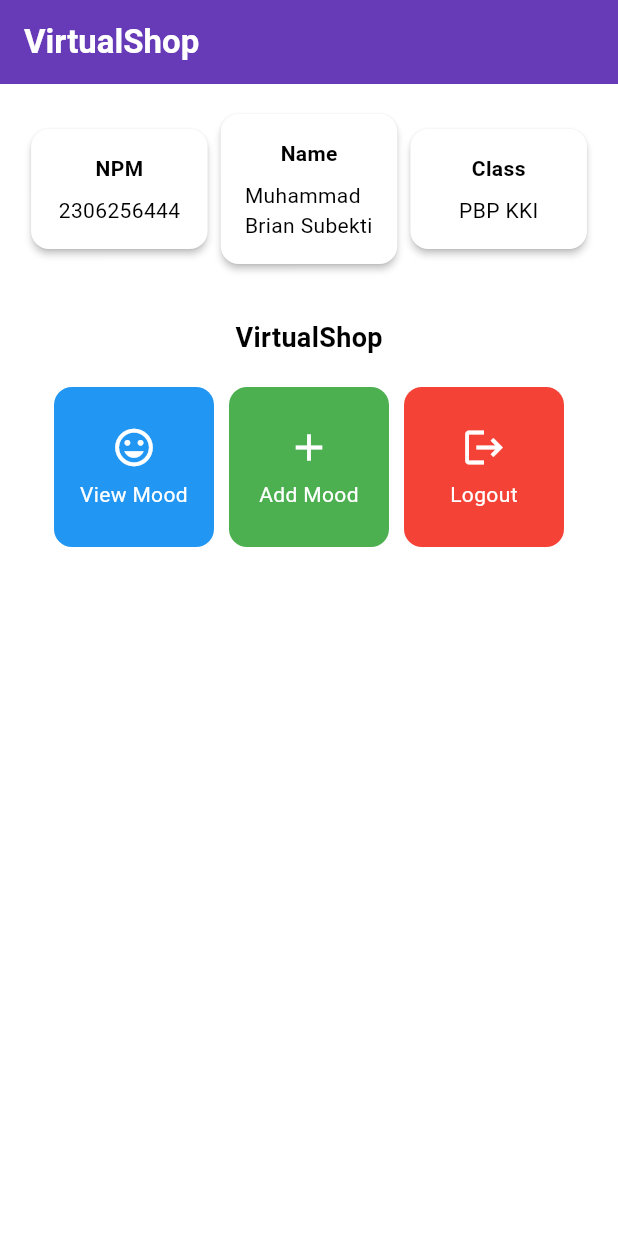
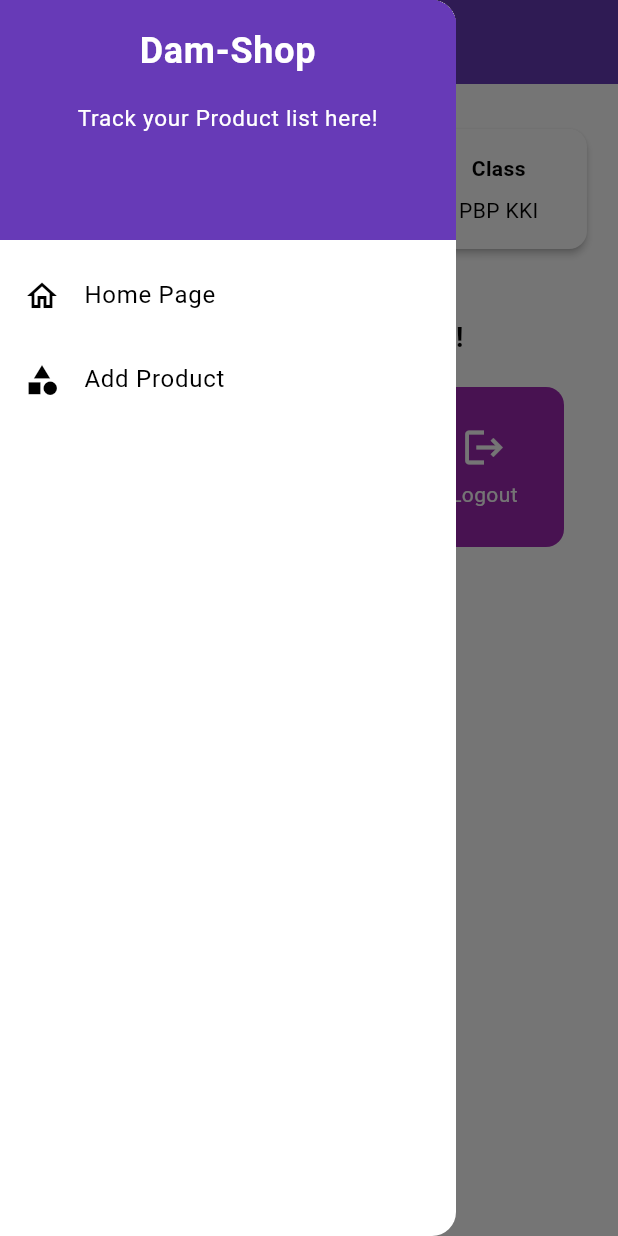
Before and after one commit to MasterTapz/virtualshop-mobile, a Flutter app: the screen it shows after launch, with the side drawer open (before the commit the screen has no drawer), on a phone screen of 412 x 824 dp. Run offline on Flutter 3.47's test engine with Material 3 defaults, Android fonts, the phone set to English and light mode, and no system bars.

Commit message:
Assignment 8

```diff
--- a/lib/menu.dart
+++ b/lib/screens/menu.dart
@@ -1,29 +1,33 @@
 import 'package:flutter/material.dart';
+import 'package:virtualshop/widgets/left_drawer.dart';
 
 class MyHomePage extends StatelessWidget {
+  final String npm = '2306256444'; // Updated NPM
+  final String name = 'Muhammad Brian Subekti'; // Updated Name
+  final String className = 'PBP KKI'; // Updated Class
+  final List<ItemHomepage> items = [
+    ItemHomepage("View Products", Icons.shopping_cart, Colors.purple),
+    ItemHomepage("Add Product", Icons.add, Colors.purple),
+    ItemHomepage("Logout", Icons.logout, Colors.purple),
+  ];
+
   MyHomePage({super.key});
-  final String npm = '2306256444'; // NPM
-  final String name = 'Muhammad Brian Subekti'; // Name
-  final String className = 'PBP KKI'; // Class
-  final List<ItemHomepage> items = [
-    ItemHomepage("View Mood", Icons.mood, Colors.blue),
-    ItemHomepage("Add Mood", Icons.add, Colors.green),
-    ItemHomepage("Logout", Icons.logout, Colors.red),
-  ];
 
   @override
   Widget build(BuildContext context) {
     return Scaffold(
       appBar: AppBar(
         title: const Text(
-          'VirtualShop',
+          'VirtualShop', // Updated title
           style: TextStyle(
             color: Colors.white,
             fontWeight: FontWeight.bold,
           ),
         ),
         backgroundColor: Theme.of(context).colorScheme.primary,
+        iconTheme: const IconThemeData(color: Colors.white),
       ),
+      drawer: const LeftDrawer(), // Drawer for navigation
       body: Padding(
         padding: const EdgeInsets.all(16.0),
         child: Column(
@@ -44,7 +48,7 @@ class MyHomePage extends StatelessWidget {
                   const Padding(
                     padding: EdgeInsets.only(top: 16.0),
                     child: Text(
-                      'VirtualShop',
+                      'Welcome to VirtualShop!', // Welcome message
                       style: TextStyle(
                         fontWeight: FontWeight.bold,
                         fontSize: 18.0,
@@ -116,7 +120,7 @@ class ItemCard extends StatelessWidget {
   @override
   Widget build(BuildContext context) {
     return Material(
-      color: item.backgroundColor, // Set the background color for each item
+      color: item.backgroundColor,
       borderRadius: BorderRadius.circular(12),
       child: InkWell(
         onTap: () {
--- /dev/null
+++ b/lib/widgets/left_drawer.dart
@@ -0,0 +1,63 @@
+import 'package:flutter/material.dart';
+import 'package:virtualshop/screens/menu.dart';
+import 'package:virtualshop/screens/productentry_form.dart';
+
+class LeftDrawer extends StatelessWidget {
+  const LeftDrawer({super.key});
+
+  @override
+  Widget build(BuildContext context){
+    return Drawer(
+      child: ListView(
+        children: [
+          DrawerHeader(
+             decoration: BoxDecoration(
+                color: Theme.of(context).colorScheme.primary,
+              ),
+              child: const Column(
+                children: [
+                  Text(
+                    'Dam-Shop',
+                    textAlign: TextAlign.center,
+                    style: TextStyle(
+                      fontSize: 24,
+                      fontWeight: FontWeight.bold,
+                      color: Colors.white,
+                    ),
+                  ),
+                  Padding(padding: EdgeInsets.all(8)),
+                  Text(
+                    "Track your Product list here!",
+                    textAlign: TextAlign.center,
+                    style: TextStyle(
+                      fontSize: 15,
+                      fontWeight: FontWeight.normal,
+                      color: Colors.white,
+                    ),
+                  ),
+                ],
+              ),
+            ),
+            ListTile(
+              leading: const Icon(Icons.home_outlined),
+              title: const Text('Home Page'),
+              onTap: () {
+                Navigator.pushReplacement(context,
+                MaterialPageRoute(builder: (context) => MyHomePage(),
+                ));
+              },
+            ),
+            ListTile(
+            leading: const Icon(Icons.category),
+            title: const Text('Add Product'),
+            onTap: () {
+               Navigator.pushReplacement(context,
+                MaterialPageRoute(builder: (context) => ProductEntryFormPage(),
+                ));
+            },
+          ),
+        ],
+      ),
+    );
+  }
+}
```
Also changed, not shown: lib/main.dart (+1 -17 lines), lib/screens/productentry_form.dart (added, +174 -0 lines), lib/widgets/product_card.dart (added, +68 -0 lines), 1 other file.
